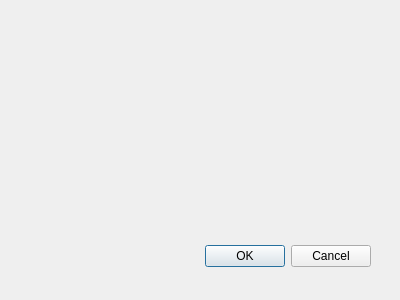
This is SvDebug/WDPortSettings.ui in usiksan/SaliScript as Qt 5 draws it before an edit. The edited form follows.
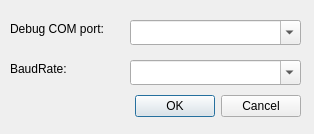
This is the edited form.

Diff of the .ui file:
```diff
--- a/SvDebug/WDPortSettings.ui
+++ b/SvDebug/WDPortSettings.ui
@@ -8,8 +8,8 @@
    <rect>
     <x>0</x>
     <y>0</y>
-    <width>400</width>
-    <height>300</height>
+    <width>314</width>
+    <height>134</height>
    </rect>
   </property>
   <property name="windowTitle">
@@ -18,9 +18,9 @@
   <widget name="buttonBox" class="QDialogButtonBox">
    <property name="geometry">
     <rect>
-     <x>30</x>
-     <y>240</y>
-     <width>341</width>
+     <x>10</x>
+     <y>90</y>
+     <width>291</width>
      <height>32</height>
     </rect>
    </property>
@@ -31,6 +31,58 @@
     <set>QDialogButtonBox::Cancel|QDialogButtonBox::Ok</set>
    </property>
   </widget>
+  <widget class="QLabel" name="label">
+   <property name="geometry">
+    <rect>
+     <x>10</x>
+     <y>20</y>
+     <width>111</width>
+     <height>17</height>
+    </rect>
+   </property>
+   <property name="text">
+    <string>Debug COM port:</string>
+   </property>
+  </widget>
+  <widget class="QComboBox" name="mPortName">
+   <property name="geometry">
+    <rect>
+     <x>130</x>
+     <y>20</y>
+     <width>171</width>
+     <height>25</height>
+    </rect>
+   </property>
+   <property name="editable">
+    <bool>true</bool>
+   </property>
+  </widget>
+  <widget class="QLabel" name="label_2">
+   <property name="geometry">
+    <rect>
+     <x>10</x>
+     <y>60</y>
+     <width>91</width>
+     <height>17</height>
+    </rect>
+   </property>
+   <property name="text">
+    <string>BaudRate:</string>
+   </property>
+  </widget>
+  <widget class="QComboBox" name="mBaudRate">
+   <property name="geometry">
+    <rect>
+     <x>130</x>
+     <y>60</y>
+     <width>171</width>
+     <height>25</height>
+    </rect>
+   </property>
+   <property name="editable">
+    <bool>true</bool>
+   </property>
+  </widget>
  </widget>
  <pixmapfunction/>
  <resources/>
```
Left out of the diff: 9 changed lines with no effect on the pictures.
